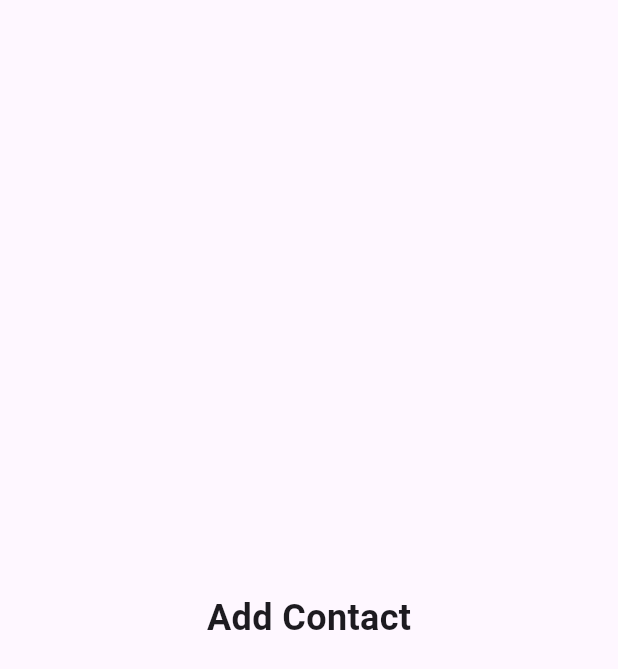
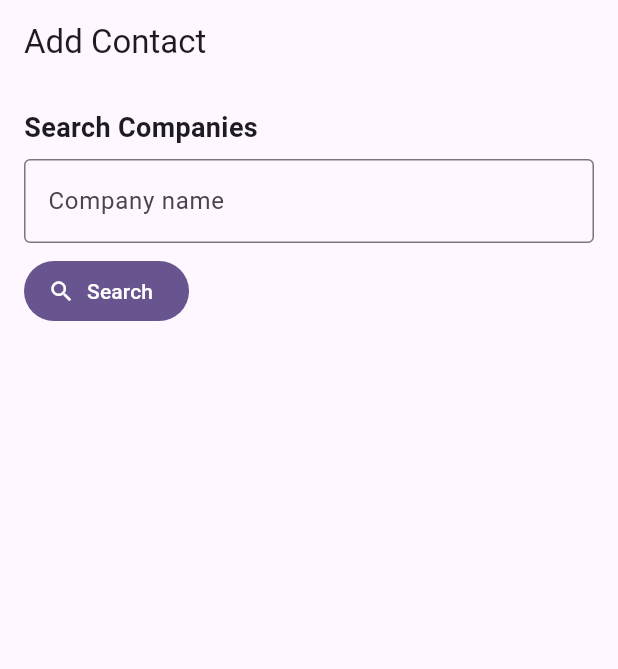
Before and after one commit to kydav/contact_photos, a Flutter app: the screen it shows after launch, on a phone screen of 412 x 824 dp. Shown: the top 669 px of the screen. Run offline on Flutter 3.47's test engine with Material 3 defaults, Android fonts, the phone set to English and light mode, and no system bars; our stand-ins replace firebase_ai, firebase_core, flutter_hooks, webview_flutter; accounts and stored records are empty.

Commit message:
Story 2: add company query widget and integrate on home\n\n- Add standalone CompanyQueryWidget in its own file\n- Query Gemini for company name + website candidates\n- Add in-app webview page for tapping website URLs\n- Include the widget on HomePage and update tests\n\nCo-authored-by: Copilot <223556219+Copilot@users.noreply.github.com>

```diff
--- a/lib/home_page.dart
+++ b/lib/home_page.dart
@@ -1,16 +1,18 @@
 import 'package:flutter/material.dart';
 import 'package:flutter_hooks/flutter_hooks.dart';
+import 'package:contact_photos/widgets/company_query_widget.dart';
 
 class HomePage extends HookWidget {
   const HomePage({super.key});
 
   @override
   Widget build(BuildContext context) {
-    return const Scaffold(
-      body: Center(
-        child: Text(
-          'Add Contact',
-          style: TextStyle(fontSize: 24, fontWeight: FontWeight.w600),
+    return Scaffold(
+      appBar: AppBar(title: const Text('Add Contact')),
+      body: Padding(
+        padding: const EdgeInsets.all(16),
+        child: CompanyQueryWidget(
+          onCompanySelected: (_) {},
         ),
       ),
     );
--- /dev/null
+++ b/lib/widgets/company_query_widget.dart
@@ -0,0 +1,269 @@
+import 'dart:convert';
+
+import 'package:firebase_ai/firebase_ai.dart';
+import 'package:flutter/material.dart';
+import 'package:flutter_hooks/flutter_hooks.dart';
+import 'package:webview_flutter/webview_flutter.dart';
+
+class CompanySearchResult {
+  const CompanySearchResult({
+    required this.name,
+    required this.websiteUrl,
+  });
+
+  final String name;
+  final String websiteUrl;
+}
+
+typedef CompanySelectedCallback = void Function(CompanySearchResult company);
+
+class CompanyQueryWidget extends HookWidget {
+  const CompanyQueryWidget({
+    super.key,
+    required this.onCompanySelected,
+  });
+
+  final CompanySelectedCallback onCompanySelected;
+
+  @override
+  Widget build(BuildContext context) {
+    final queryController = useTextEditingController();
+    final isLoading = useState(false);
+    final hasSearched = useState(false);
+    final errorText = useState<String?>(null);
+    final companies = useState<List<CompanySearchResult>>([]);
+
+    Future<void> searchCompanies() async {
+      final query = queryController.text.trim();
+      if (query.isEmpty) {
+        errorText.value = 'Enter a company name to search.';
+        companies.value = [];
+        return;
+      }
+
+      isLoading.value = true;
+      hasSearched.value = true;
+      errorText.value = null;
+
+      try {
+        companies.value = await _queryCompaniesFromGemini(query);
+      } catch (error) {
+        errorText.value = 'Could not search companies: $error';
+        companies.value = [];
+      } finally {
+        isLoading.value = false;
+      }
+    }
+
+    void openWebsite(CompanySearchResult company) {
+      Navigator.of(context).push(
+        MaterialPageRoute(
+          builder: (_) => CompanyWebsitePage(
+            title: company.name,
+            websiteUrl: company.websiteUrl,
+          ),
+        ),
+      );
+    }
+
+    return Column(
+      crossAxisAlignment: CrossAxisAlignment.start,
+      children: [
+        const Text(
+          'Search Companies',
+          style: TextStyle(fontSize: 18, fontWeight: FontWeight.w600),
+        ),
+        const SizedBox(height: 8),
+        TextField(
+          controller: queryController,
+          textInputAction: TextInputAction.search,
+          onSubmitted: (_) => searchCompanies(),
+          decoration: const InputDecoration(
+            labelText: 'Company name',
+            border: OutlineInputBorder(),
+          ),
+        ),
+        const SizedBox(height: 8),
+        FilledButton.icon(
+          onPressed: isLoading.value ? null : searchCompanies,
+          icon: const Icon(Icons.search),
+          label: const Text('Search'),
+        ),
+        if (isLoading.value) ...[
+          const SizedBox(height: 8),
+          const LinearProgressIndicator(),
+        ],
+        if (errorText.value != null) ...[
+          const SizedBox(height: 8),
+          Text(
+            errorText.value!,
+            style: TextStyle(color: Theme.of(context).colorScheme.error),
+          ),
+        ],
+        if (hasSearched.value &&
+            companies.value.isEmpty &&
+            !isLoading.value) ...[
+          const SizedBox(height: 8),
+          const Text('No companies matched your query.'),
+        ],
+        if (companies.value.isNotEmpty) ...[
+          const SizedBox(height: 12),
+          ListView.separated(
+            shrinkWrap: true,
+            physics: const NeverScrollableScrollPhysics(),
+            itemCount: companies.value.length,
+            separatorBuilder: (_, __) => const SizedBox(height: 8),
+            itemBuilder: (context, index) {
+              final company = companies.value[index];
+              return Card(
+                child: ListTile(
+                  title: Text(company.name),
+                  subtitle: TextButton(
+                    onPressed: () => openWebsite(company),
+                    style: TextButton.styleFrom(
+                      alignment: Alignment.centerLeft,
+                      padding: EdgeInsets.zero,
+                    ),
+                    child: Text(company.websiteUrl),
+                  ),
+                  trailing: FilledButton(
+                    onPressed: () => onCompanySelected(company),
+                    child: const Text('Select'),
+                  ),
+                ),
+              );
+            },
+          ),
+        ],
+      ],
+    );
+  }
+}
+
+Future<List<CompanySearchResult>> _queryCompaniesFromGemini(
+    String query) async {
+  final model = FirebaseAI.googleAI().generativeModel(
+    model: 'gemini-2.5-flash',
+    generationConfig: GenerationConfig(responseMimeType: 'application/json'),
+  );
+
+  final response = await model.generateContent([
+    Content.text('''
+Return JSON only in this format:
+{
+  "companies": [
+    {"name":"Company Name","websiteUrl":"https://example.com"}
+  ]
+}
+
+Task:
+- Find up to 6 likely companies that match the query "$query".
+- Include only real companies and their official website URLs.
+- Use absolute https URLs.
+'''),
+  ]);
+
+  final parsedCompanies = _parseCompanies(response.text);
+  if (parsedCompanies.isEmpty) {
+    throw Exception('No valid companies returned by AI.');
+  }
+  return parsedCompanies;
+}
+
+List<CompanySearchResult> _parseCompanies(String? responseText) {
+  if (responseText == null || responseText.trim().isEmpty) {
+    return [];
+  }
+
+  final jsonPayload = _extractJsonPayload(responseText);
+  if (jsonPayload == null) {
+    return [];
+  }
+
+  try {
+    final decoded = jsonDecode(jsonPayload);
+    final items = decoded is Map<String, dynamic>
+        ? decoded['companies']
+        : decoded is List
+            ? decoded
+            : null;
+
+    if (items is! List) return [];
+
+    final seenWebsites = <String>{};
+    final results = <CompanySearchResult>[];
+
+    for (final item in items) {
+      if (item is! Map) continue;
+      final name = (item['name'] as String?)?.trim() ?? '';
+      final website =
+          _normalizeWebsiteUrl((item['websiteUrl'] as String?) ?? '');
+      if (name.isEmpty || website == null) continue;
+      if (!seenWebsites.add(website)) continue;
+      results.add(CompanySearchResult(name: name, websiteUrl: website));
+      if (results.length >= 6) break;
+    }
+
+    return results;
+  } catch (_) {
+    return [];
+  }
+}
+
+String? _extractJsonPayload(String responseText) {
+  final trimmed = responseText.trim();
+  if ((trimmed.startsWith('{') && trimmed.endsWith('}')) ||
+      (trimmed.startsWith('[') && trimmed.endsWith(']'))) {
+    return trimmed;
+  }
+
+  final objectStart = trimmed.indexOf('{');
+  final objectEnd = trimmed.lastIndexOf('}');
+  if (objectStart >= 0 && objectEnd > objectStart) {
+    return trimmed.substring(objectStart, objectEnd + 1);
+  }
+  return null;
+}
+
+String? _normalizeWebsiteUrl(String rawUrl) {
+  final trimmed = rawUrl.trim();
+  if (trimmed.isEmpty) return null;
+
+  final withScheme =
+      trimmed.startsWith('http://') || trimmed.startsWith('https://')
+          ? trimmed
+          : 'https://$trimmed';
+  final uri = Uri.tryParse(withScheme);
+  if (uri == null || !uri.hasScheme || uri.host.isEmpty) {
+    return null;
+  }
+  if (uri.scheme != 'https' && uri.scheme != 'http') {
+    return null;
+  }
+  return uri.toString();
+}
+
+class CompanyWebsitePage extends HookWidget {
+  const CompanyWebsitePage({
+    super.key,
+    required this.title,
+    required this.websiteUrl,
+  });
+
+  final String title;
+  final String websiteUrl;
+
+  @override
+  Widget build(BuildContext context) {
+    final controller = useMemoized(() {
+      return WebViewController()
+        ..setJavaScriptMode(JavaScriptMode.unrestricted)
+        ..loadRequest(Uri.parse(websiteUrl));
+    }, [websiteUrl]);
+
+    return Scaffold(
+      appBar: AppBar(title: Text(title)),
+      body: WebViewWidget(controller: controller),
+    );
+  }
+}
--- a/pubspec.yaml
+++ b/pubspec.yaml
@@ -20,6 +20,7 @@ dependencies:
   permission_handler: ^12.0.1
   flutter_hooks: ^0.21.3+1
   hooks_riverpod: ^3.3.1
+  webview_flutter: ^4.10.0
 
 dev_dependencies:
   flutter_test:
```
Also changed, not shown: pubspec.lock, 2 other files.
